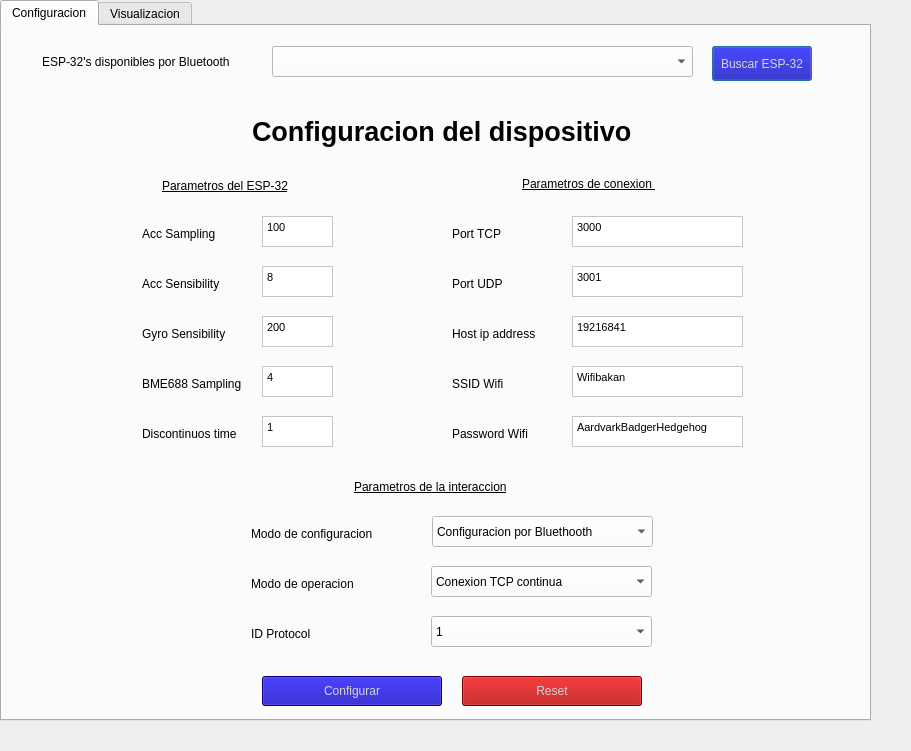
Before: the Qt Designer form T1/gui_t2v2.ui in josemiguely/IoT-ESP32-Raspberry, drawn with Qt 5.
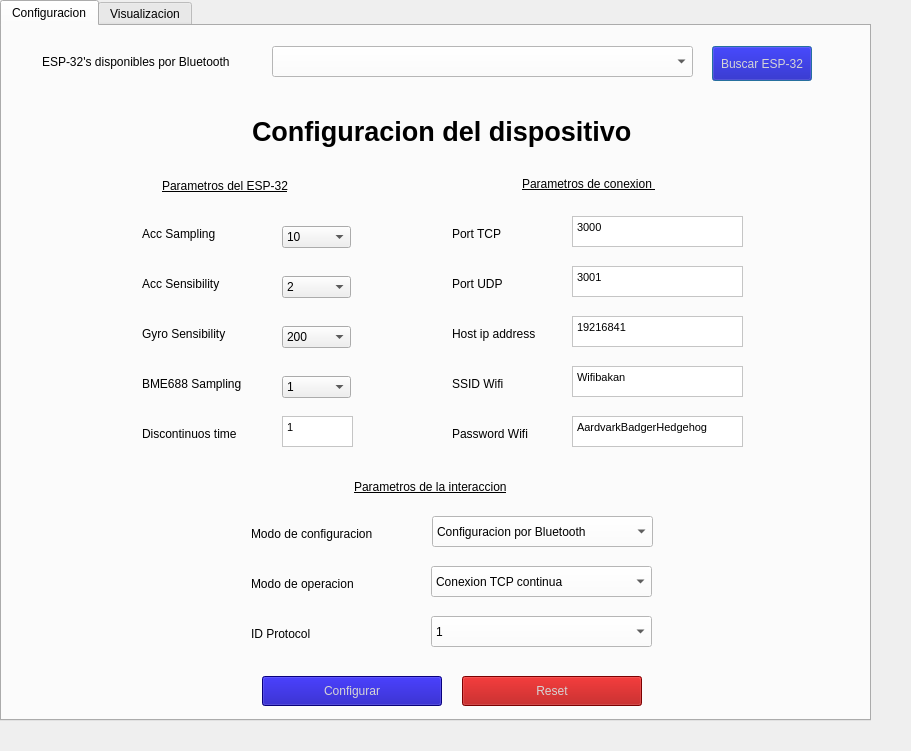
After: the same form once the commit is applied. The open tabs and pages were chosen to show the change. Custom widgets are drawn as their Qt base class.

Commit message: added bluetooth caracteristics and fixes

```diff
--- a/T1/gui_t2v2.ui
+++ b/T1/gui_t2v2.ui
@@ -115,26 +115,6 @@
       <enum>Qt::AutoText</enum>
      </property>
     </widget>
-    <widget class="QTextEdit" name="acc_samp_field">
-     <property name="geometry">
-      <rect>
-       <x>260</x>
-       <y>190</y>
-       <width>71</width>
-       <height>31</height>
-      </rect>
-     </property>
-     <property name="styleSheet">
-      <string notr="true">background-color: rgb(255, 255, 255);</string>
-     </property>
-     <property name="html">
-      <string>&lt;!DOCTYPE HTML PUBLIC &quot;-//W3C//DTD HTML 4.0//EN&quot; &quot;http://www.w3.org/TR/REC-html40/strict.dtd&quot;&gt;
-&lt;html&gt;&lt;head&gt;&lt;meta name=&quot;qrichtext&quot; content=&quot;1&quot; /&gt;&lt;style type=&quot;text/css&quot;&gt;
-p, li { white-space: pre-wrap; }
-&lt;/style&gt;&lt;/head&gt;&lt;body style=&quot; font-family:'MS Shell Dlg 2'; font-size:8.25pt; font-weight:400; font-style:normal;&quot;&gt;
-&lt;p style=&quot; margin-top:0px; margin-bottom:0px; margin-left:0px; margin-right:0px; -qt-block-indent:0; text-indent:0px;&quot;&gt;100&lt;/p&gt;&lt;/body&gt;&lt;/html&gt;</string>
-     </property>
-    </widget>
     <widget class="QLabel" name="acc_samp_label">
      <property name="geometry">
       <rect>
@@ -167,46 +147,6 @@
       <string>Acc Sensibility</string>
      </property>
     </widget>
-    <widget class="QTextEdit" name="acc_sens_field">
-     <property name="geometry">
-      <rect>
-       <x>260</x>
-       <y>240</y>
-       <width>71</width>
-       <height>31</height>
-      </rect>
-     </property>
-     <property name="styleSheet">
-      <string notr="true">background-color: rgb(255, 255, 255);</string>
-     </property>
-     <property name="html">
-      <string>&lt;!DOCTYPE HTML PUBLIC &quot;-//W3C//DTD HTML 4.0//EN&quot; &quot;http://www.w3.org/TR/REC-html40/strict.dtd&quot;&gt;
-&lt;html&gt;&lt;head&gt;&lt;meta name=&quot;qrichtext&quot; content=&quot;1&quot; /&gt;&lt;style type=&quot;text/css&quot;&gt;
-p, li { white-space: pre-wrap; }
-&lt;/style&gt;&lt;/head&gt;&lt;body style=&quot; font-family:'MS Shell Dlg 2'; font-size:8.25pt; font-weight:400; font-style:normal;&quot;&gt;
-&lt;p style=&quot; margin-top:0px; margin-bottom:0px; margin-left:0px; margin-right:0px; -qt-block-indent:0; text-indent:0px;&quot;&gt;8&lt;/p&gt;&lt;/body&gt;&lt;/html&gt;</string>
-     </property>
-    </widget>
-    <widget class="QTextEdit" name="gyro_sens_field">
-     <property name="geometry">
-      <rect>
-       <x>260</x>
-       <y>290</y>
-       <width>71</width>
-       <height>31</height>
-      </rect>
-     </property>
-     <property name="styleSheet">
-      <string notr="true">background-color: rgb(255, 255, 255);</string>
-     </property>
-     <property name="html">
-      <string>&lt;!DOCTYPE HTML PUBLIC &quot;-//W3C//DTD HTML 4.0//EN&quot; &quot;http://www.w3.org/TR/REC-html40/strict.dtd&quot;&gt;
-&lt;html&gt;&lt;head&gt;&lt;meta name=&quot;qrichtext&quot; content=&quot;1&quot; /&gt;&lt;style type=&quot;text/css&quot;&gt;
-p, li { white-space: pre-wrap; }
-&lt;/style&gt;&lt;/head&gt;&lt;body style=&quot; font-family:'MS Shell Dlg 2'; font-size:8.25pt; font-weight:400; font-style:normal;&quot;&gt;
-&lt;p style=&quot; margin-top:0px; margin-bottom:0px; margin-left:0px; margin-right:0px; -qt-block-indent:0; text-indent:0px;&quot;&gt;200&lt;/p&gt;&lt;/body&gt;&lt;/html&gt;</string>
-     </property>
-    </widget>
     <widget class="QLabel" name="gyro_sens_label">
      <property name="geometry">
       <rect>
@@ -239,26 +179,6 @@
       <string>BME688 Sampling</string>
      </property>
     </widget>
-    <widget class="QTextEdit" name="bme_field">
-     <property name="geometry">
-      <rect>
-       <x>260</x>
-       <y>340</y>
-       <width>71</width>
-       <height>31</height>
-      </rect>
-     </property>
-     <property name="styleSheet">
-      <string notr="true">background-color: rgb(255, 255, 255);</string>
-     </property>
-     <property name="html">
-      <string>&lt;!DOCTYPE HTML PUBLIC &quot;-//W3C//DTD HTML 4.0//EN&quot; &quot;http://www.w3.org/TR/REC-html40/strict.dtd&quot;&gt;
-&lt;html&gt;&lt;head&gt;&lt;meta name=&quot;qrichtext&quot; content=&quot;1&quot; /&gt;&lt;style type=&quot;text/css&quot;&gt;
-p, li { white-space: pre-wrap; }
-&lt;/style&gt;&lt;/head&gt;&lt;body style=&quot; font-family:'MS Shell Dlg 2'; font-size:8.25pt; font-weight:400; font-style:normal;&quot;&gt;
-&lt;p style=&quot; margin-top:0px; margin-bottom:0px; margin-left:0px; margin-right:0px; -qt-block-indent:0; text-indent:0px;&quot;&gt;4&lt;/p&gt;&lt;/body&gt;&lt;/html&gt;</string>
-     </property>
-    </widget>
     <widget class="QLabel" name="disc_time_label">
      <property name="geometry">
       <rect>
@@ -278,7 +198,7 @@
     <widget class="QTextEdit" name="disc_time_field">
      <property name="geometry">
       <rect>
-       <x>260</x>
+       <x>280</x>
        <y>390</y>
        <width>71</width>
        <height>31</height>
@@ -1102,7 +1022,7 @@
      </property>
      <item>
       <property name="text">
-       <string>Configuracion por Bluethooth</string>
+       <string>Configuracion por Bluetooth</string>
       </property>
      </item>
      <item>
@@ -1625,6 +1545,121 @@
       <string>Reset</string>
      </property>
     </widget>
+    <widget class="QComboBox" name="acc_samp_field">
+     <property name="geometry">
+      <rect>
+       <x>280</x>
+       <y>200</y>
+       <width>69</width>
+       <height>22</height>
+      </rect>
+     </property>
+     <item>
+      <property name="text">
+       <string>10</string>
+      </property>
+     </item>
+     <item>
+      <property name="text">
+       <string>100</string>
+      </property>
+     </item>
+     <item>
+      <property name="text">
+       <string>400</string>
+      </property>
+     </item>
+     <item>
+      <property name="text">
+       <string>1000</string>
+      </property>
+     </item>
+    </widget>
+    <widget class="QComboBox" name="acc_sens_field">
+     <property name="geometry">
+      <rect>
+       <x>280</x>
+       <y>250</y>
+       <width>69</width>
+       <height>22</height>
+      </rect>
+     </property>
+     <item>
+      <property name="text">
+       <string>2</string>
+      </property>
+     </item>
+     <item>
+      <property name="text">
+       <string>4</string>
+      </property>
+     </item>
+     <item>
+      <property name="text">
+       <string>8</string>
+      </property>
+     </item>
+     <item>
+      <property name="text">
+       <string>16</string>
+      </property>
+     </item>
+    </widget>
+    <widget class="QComboBox" name="gyro_sens_field">
+     <property name="geometry">
+      <rect>
+       <x>280</x>
+       <y>300</y>
+       <width>69</width>
+       <height>22</height>
+      </rect>
+     </property>
+     <item>
+      <property name="text">
+       <string>200</string>
+      </property>
+     </item>
+     <item>
+      <property name="text">
+       <string>250</string>
+      </property>
+     </item>
+     <item>
+      <property name="text">
+       <string>500</string>
+      </property>
+     </item>
+    </widget>
+    <widget class="QComboBox" name="bme_field">
+     <property name="geometry">
+      <rect>
+       <x>280</x>
+       <y>350</y>
+       <width>69</width>
+       <height>22</height>
+      </rect>
+     </property>
+     <item>
+      <property name="text">
+       <string>1</string>
+      </property>
+     </item>
+     <item>
+      <property name="text">
+       <string>2</string>
+      </property>
+     </item>
+     <item>
+      <property name="text">
+       <string>3</string>
+      </property>
+     </item>
+     <item>
+      <property name="text">
+       <string>4</string>
+      </property>
+     </item>
+    </widget>
    </widget>
    <widget class="QWidget" name="tab_2">
     <attribute name="title">
```
Left out of the diff: 25 changed lines with no effect on the pictures. The commit also changes 13 other files.
